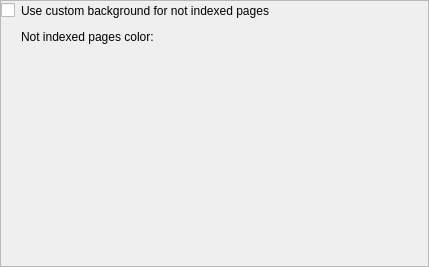
This is seospider/ui/page_visual_settings_widget.ui in andrascii/RiveSolutions_SEO_Spider as Qt 5 draws it before an edit. The edited form follows.
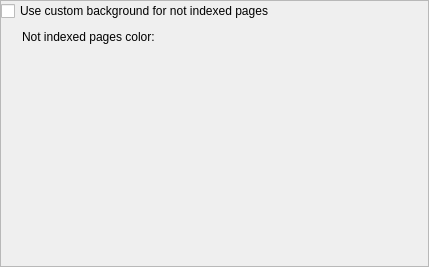
This is the edited form. Custom widgets are drawn as their Qt base class.

Commit message: Property pages refactoring

```diff
--- a/seospider/ui/page_visual_settings_widget.ui
+++ b/seospider/ui/page_visual_settings_widget.ui
@@ -98,13 +98,6 @@
           </property>
          </spacer>
         </item>
-        <item row="0" column="1">
-         <widget class="QLabel" name="label">
-          <property name="text">
-           <string>Use custom background for not indexed pages</string>
-          </property>
-         </widget>
-        </item>
         <item row="2" column="1">
          <spacer name="verticalSpacer">
           <property name="orientation">
@@ -118,10 +111,26 @@
           </property>
          </spacer>
         </item>
-        <item row="0" column="0">
+        <item row="1" column="0">
+         <spacer name="horizontalSpacer_2">
+          <property name="orientation">
+           <enum>Qt::Horizontal</enum>
+          </property>
+          <property name="sizeType">
+           <enum>QSizePolicy::Fixed</enum>
+          </property>
+          <property name="sizeHint" stdset="0">
+           <size>
+            <width>15</width>
+            <height>1</height>
+           </size>
+          </property>
+         </spacer>
+        </item>
+        <item row="0" column="0" colspan="2">
          <widget class="QCheckBox" name="useCustomBackgroundForNotIndexPagesCheckBox">
           <property name="text">
-           <string/>
+           <string>Use custom background for not indexed pages</string>
           </property>
           <property name="controlKey" stdset="0">
            <string notr="true">useCustomColorForNotIndexedPages</string>
```
Left out of the diff: 2 changed lines with no effect on the pictures. The commit also changes 15 other files.
